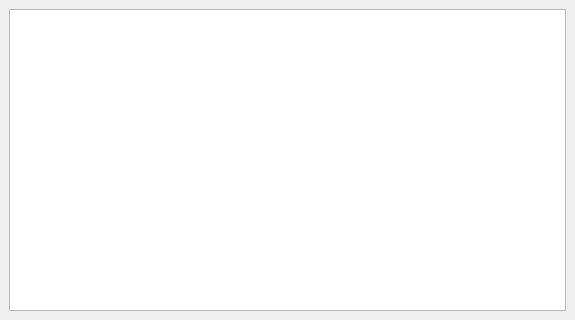
First picture: the form in hp_mdiwindow.ui, repository Indy970/QtHPConnect, before the edit.
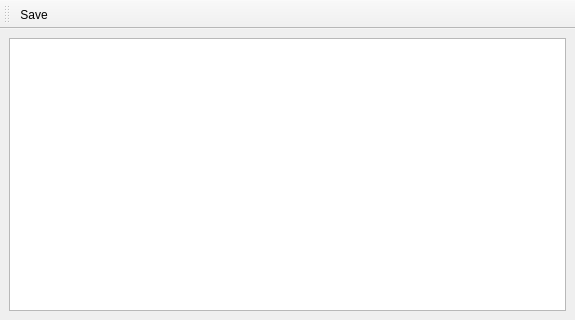
Second picture: the form after the edit. Icons and pictures are not drawn.

Diff of the .ui file:
```diff
--- a/hp_mdiwindow.ui
+++ b/hp_mdiwindow.ui
@@ -29,6 +29,27 @@
     </item>
    </layout>
   </widget>
+  <widget class="QToolBar" name="toolBar">
+   <property name="windowTitle">
+    <string>toolBar</string>
+   </property>
+   <attribute name="toolBarArea">
+    <enum>TopToolBarArea</enum>
+   </attribute>
+   <attribute name="toolBarBreak">
+    <bool>false</bool>
+   </attribute>
+   <addaction name="actionSave"/>
+  </widget>
+  <action name="actionSave">
+   <property name="icon">
+    <iconset resource="qthpconnect.qrc">
+     <normaloff>:/icons/save_22x22.png</normaloff>:/icons/save_22x22.png</iconset>
+   </property>
+   <property name="text">
+    <string>Save</string>
+   </property>
+  </action>
  </widget>
  <resources/>
  <connections/>
```
Left out of the diff: 4 changed lines with no effect on the pictures.
